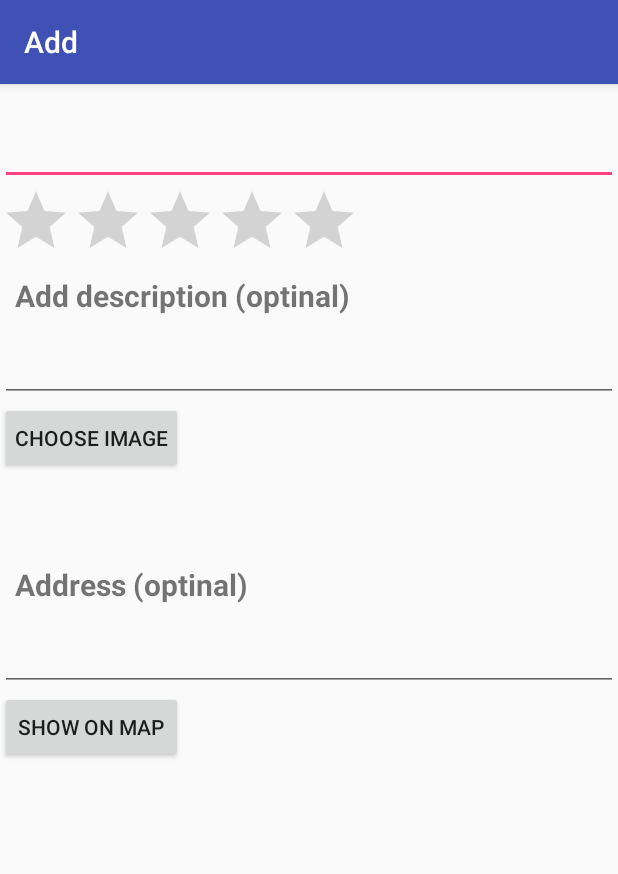
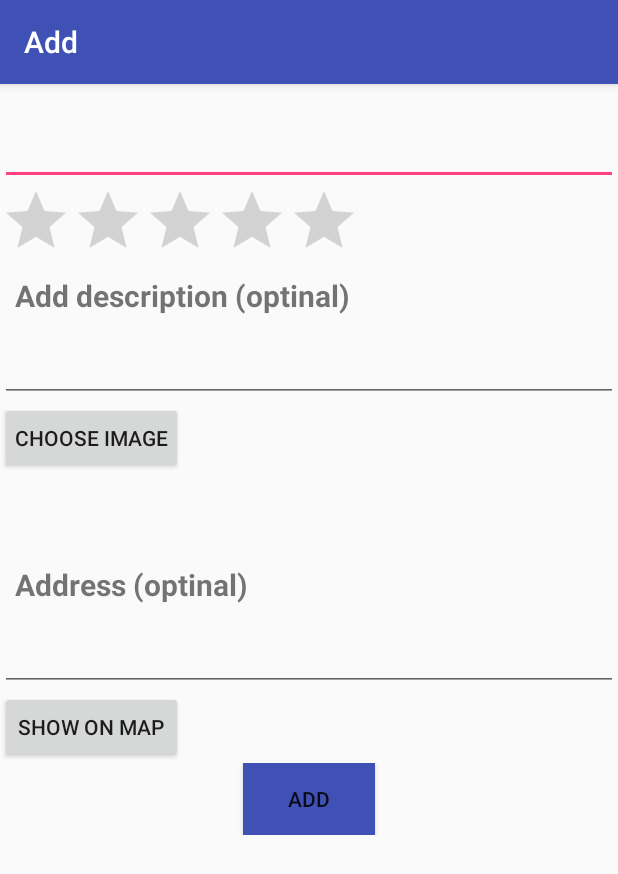
Before and after one commit to AlenKir/CafesApp, an Android app: the AddActivity screen opened directly, with no data from a screen before it, on a phone screen of 412 x 824 dp. Shown: the top 874 px of the screen. Run offline under Robolectric (Android 15) with nearby library versions, the phone set to English and light mode, and no system bars.

Commit message:
add button

```diff
--- a/app/src/main/res/layout/activity_add.xml
+++ b/app/src/main/res/layout/activity_add.xml
@@ -79,4 +79,16 @@
         android:layout_width="wrap_content"
         android:layout_height="wrap_content"
         android:text="Show on map"/>
+
+    <LinearLayout
+        android:layout_width="match_parent"
+        android:layout_height="wrap_content"
+        android:gravity="center">
+    <Button
+        android:layout_width="wrap_content"
+        android:layout_height="wrap_content"
+        android:text="Add"
+        android:background="@color/colorPrimary"
+        />
+    </LinearLayout>
 </LinearLayout>
```
